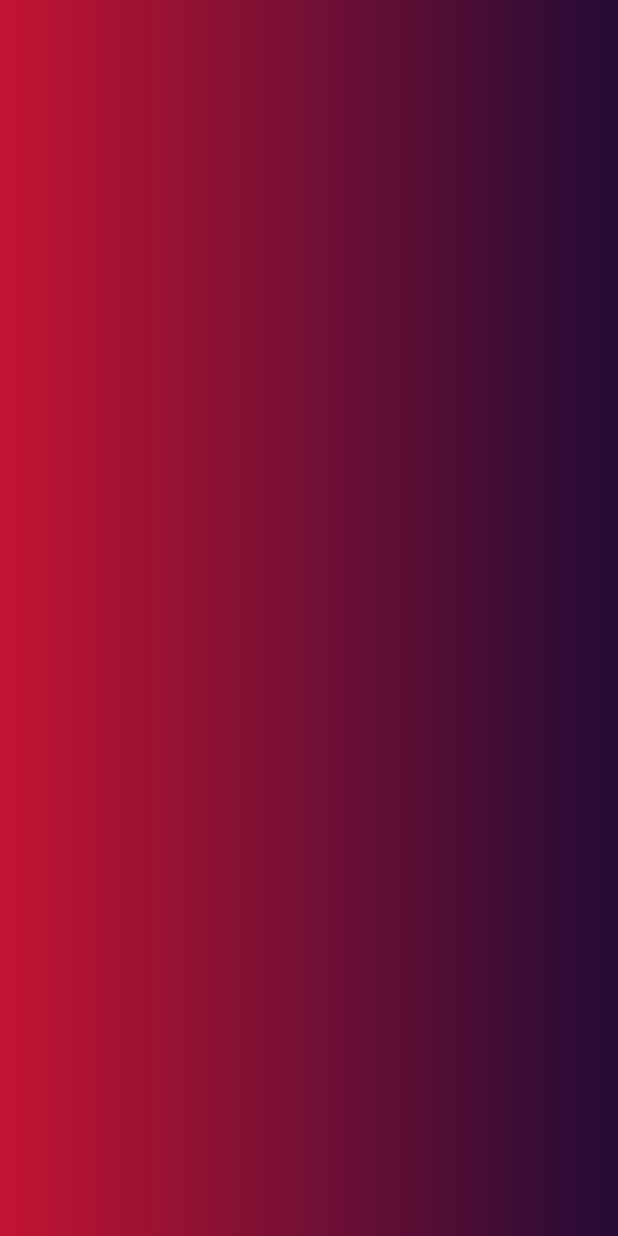
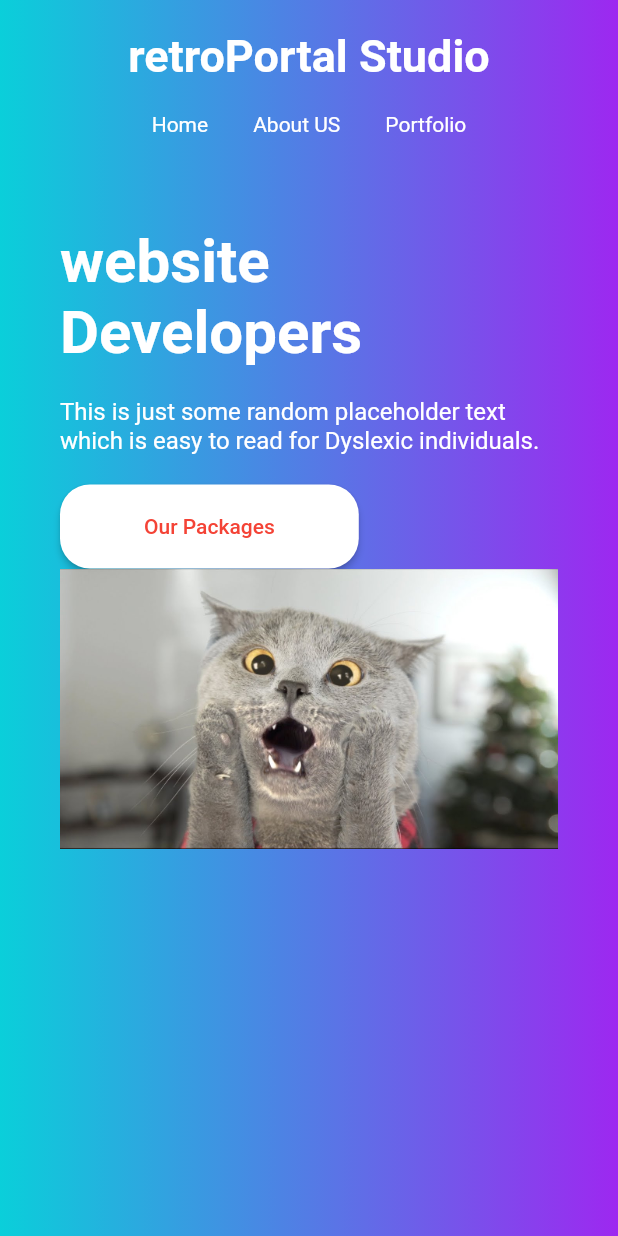
Before and after one commit to DevDevinder/hss_company_site, a Flutter app: the screen it shows after launch, on a phone screen of 412 x 824 dp. Run offline on Flutter 3.47's test engine with Material 2 defaults, Android fonts, the phone set to English and light mode, and no system bars.

Commit message:
completed tutorial

```diff
--- /dev/null
+++ b/lib/LandingPage/LandingPage.dart
@@ -0,0 +1,66 @@
+import 'package:flutter/material.dart';
+
+class LandingPage extends StatelessWidget {
+  List<Widget> pageChildren(double width) {
+    return <Widget>[
+      Container(
+        width: width,
+        child: Column(
+          crossAxisAlignment: CrossAxisAlignment.start,
+          children: <Widget>[
+            Text(
+              "website \nDevelopers",
+              style: TextStyle(
+                  fontWeight: FontWeight.bold,
+                  fontSize: 40.0,
+                  color: Colors.white),
+            ),
+            Padding(
+              padding: const EdgeInsets.symmetric(vertical: 20.0),
+              child: Text(
+                "This is just some random placeholder text which is easy to read for Dyslexic individuals.",
+                style: TextStyle(fontSize: 16.0, color: Colors.white),
+              ),
+            ),
+            MaterialButton(
+              color: Colors.white,
+              shape: RoundedRectangleBorder(
+                  borderRadius: BorderRadius.all(Radius.circular(20.0))),
+              onPressed: () {},
+              child: Padding(
+                padding: const EdgeInsets.symmetric(
+                    vertical: 20.0, horizontal: 40.0),
+                child: Text(
+                  "Our Packages",
+                  style: TextStyle(color: Colors.red),
+                ),
+              ),
+            )
+          ],
+        ),
+      ),
+      Image.asset(
+        "assets/images/cat.jpg",
+        width: width,
+      )
+    ];
+  }
+
+  @override
+  Widget build(BuildContext context) {
+    return LayoutBuilder(
+      builder: (context, constraints) {
+        if (constraints.maxWidth > 800) {
+          return Row(
+            mainAxisAlignment: MainAxisAlignment.center,
+            children: pageChildren(constraints.biggest.width / 2),
+          );
+        } else {
+          return Column(
+            children: pageChildren(constraints.biggest.width),
+          );
+        }
+      },
+    );
+  }
+}
--- a/lib/Navbar/Navbar.dart
+++ b/lib/Navbar/Navbar.dart
@@ -1,24 +1,16 @@
 import 'package:flutter/material.dart';
 import 'package:flutter/rendering.dart';
 
-class Navbar extends StatelessWidget
-{
+class Navbar extends StatelessWidget {
   @override
-  Widget build(BuildContext context)
-  {
+  Widget build(BuildContext context) {
     return LayoutBuilder(
-      builder: (context,constraints)
-      {
-        if (constraints.maxWidth>1200)
-         {
+      builder: (context, constraints) {
+        if (constraints.maxWidth > 1200) {
           return DesktopNavbar();
-          }
-          else if(constraints.maxWidth > 800 && constraints.maxWidth<1200)
-          {
+        } else if (constraints.maxWidth > 800 && constraints.maxWidth < 1200) {
           return DesktopNavbar();
-          }
-          else
-          {
+        } else {
           return MobileNavbar();
         }
       },
@@ -26,42 +18,55 @@ class Navbar extends StatelessWidget
   }
 }
 
-
 class DesktopNavbar extends StatelessWidget {
   @override
   Widget build(BuildContext context) {
-    return Container
-    (
-      constraints: BoxConstraints(maxWidth: 1200),
-      child: Row
-      (
+    return Padding(
+      padding: const EdgeInsets.symmetric(vertical: 20, horizontal: 40),
+      child: Container(
+          child: Row(
         mainAxisAlignment: MainAxisAlignment.spaceBetween,
-        children: <Widget>
-        [
-         Text("retroPortal Studio",
-         style: TextStyle
-         (
-          fontWeight: FontWeight.bold, color: Colors.white, fontSize: 30
+        children: <Widget>[
+          Text(
+            "Savina Company",
+            style: TextStyle(
+                fontWeight: FontWeight.bold, color: Colors.white, fontSize: 30),
           ),
+          Row(children: <Widget>[
+            Text(
+              "Home",
+              style: TextStyle(color: Colors.white),
             ),
-
-         Row
-         (
-           children: <Widget>
-           [
-             Text("Home", style: TextStyle(color: Colors.white),),
-             SizedBox(width: 30,),
-
-             Text("About US", style: TextStyle(color: Colors.white),),
-             SizedBox(width: 30,),
-
-             Text("Portfolio", style: TextStyle(color: Colors.white),),
-             SizedBox(width: 30,)
-
-           ]
+            SizedBox(
+              width: 30,
+            ),
+            Text(
+              "About US",
+              style: TextStyle(color: Colors.white),
+            ),
+            SizedBox(
+              width: 30,
+            ),
+            Text(
+              "Portfolio",
+              style: TextStyle(color: Colors.white),
+            ),
+            SizedBox(
+              width: 30,
+            ),
+            MaterialButton(
+              color: Colors.pink,
+              shape: RoundedRectangleBorder(
+                  borderRadius: BorderRadius.all(Radius.circular(20.0))),
+              onPressed: () {},
+              child: Text(
+                "GET Started",
+                style: TextStyle(color: Colors.white),
+              ),
             )
+          ])
         ],
-      )
+      )),
     );
   }
 }
@@ -69,6 +74,43 @@ class DesktopNavbar extends StatelessWidget {
 class MobileNavbar extends StatelessWidget {
   @override
   Widget build(BuildContext context) {
-    return Container();
+    return Padding(
+      padding: const EdgeInsets.symmetric(vertical: 20, horizontal: 40),
+      child: Container(
+        child: Column(children: <Widget>[
+          Text(
+            "retroPortal Studio",
+            style: TextStyle(
+                fontWeight: FontWeight.bold, color: Colors.white, fontSize: 30),
+          ),
+          Padding(
+            padding: const EdgeInsets.symmetric(vertical: 20, horizontal: 40),
+            child: Row(
+              mainAxisAlignment: MainAxisAlignment.center,
+              children: <Widget>[
+                Text(
+                  "Home",
+                  style: TextStyle(color: Colors.white),
+                ),
+                SizedBox(
+                  width: 30,
+                ),
+                Text(
+                  "About US",
+                  style: TextStyle(color: Colors.white),
+                ),
+                SizedBox(
+                  width: 30,
+                ),
+                Text(
+                  "Portfolio",
+                  style: TextStyle(color: Colors.white),
+                ),
+              ],
+            ),
+          )
+        ]),
+      ),
+    );
   }
 }
--- a/lib/main.dart
+++ b/lib/main.dart
@@ -1,4 +1,5 @@
 import 'package:flutter/material.dart';
+import 'package:hss_company_site/LandingPage/LandingPage.dart';
 import 'package:hss_company_site/Navbar/Navbar.dart';
 
 void main() {
@@ -14,29 +15,36 @@ class MyApp extends StatelessWidget {
     return MaterialApp(
       title: 'Flutter Demo',
       theme: ThemeData(
-
         primarySwatch: Colors.blue,
       ),
       home: MyHomePage(),
     );
-
   }
 }
-class MyHomePage extends StatelessWidget{
+
+class MyHomePage extends StatelessWidget {
   @override
   Widget build(BuildContext context) {
     return Scaffold(
-      body: Container
-      (
-        decoration: BoxDecoration
-
-        (
-          gradient: LinearGradient
-        (
-          begin: Alignment.centerLeft, end:Alignment.centerRight, colors: [Color.fromRGBO(195, 20, 50, 1.0),Color.fromRGBO(36, 11, 54, 1.0)]
+      body: Container(
+        decoration: BoxDecoration(
+          gradient: LinearGradient(
+              begin: Alignment.centerLeft,
+              end: Alignment.centerRight,
+              colors: [
+                Color.fromARGB(255, 10, 207, 218),
+                Color.fromARGB(255, 157, 40, 240)
+              ]),
         ),
-        ),
-        child: Column(children: <Widget>[Navbar()],
+        child: Column(
+          children: <Widget>[
+            Navbar(),
+            Padding(
+              padding:
+                  const EdgeInsets.symmetric(vertical: 20.0, horizontal: 40.0),
+              child: LandingPage(),
+            )
+          ],
         ),
       ),
     );
```
Also changed, not shown: pubspec.yaml (+10 -12 lines), assets/fonts/OpenSans-Bold.ttf (added), assets/fonts/OpenSans-Regular.ttf (added), assets/images/LIME.png (added), assets/images/cat.jpg (added), assets/images/recomendations.png (added), pubspec.lock. Lines whose indentation alone changed are shown as unchanged.
